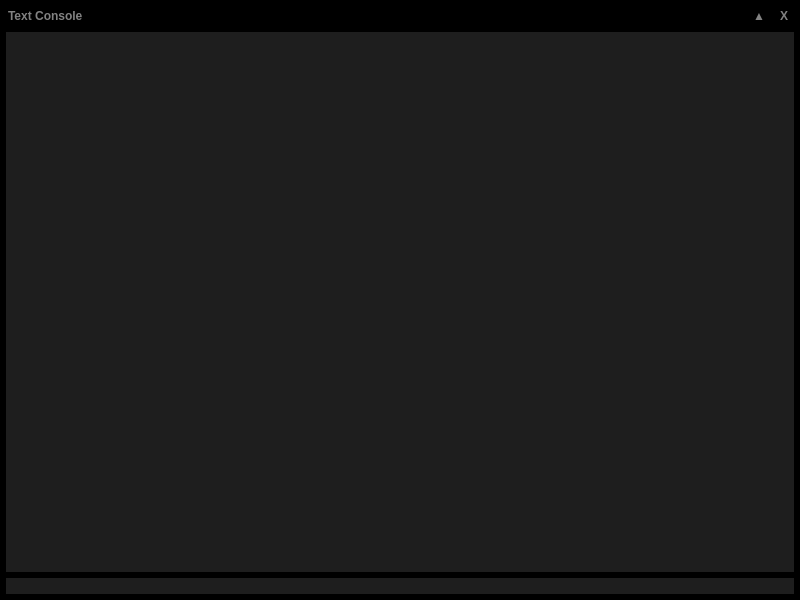
Above: textconsolewindow.ui from ignmiz/ATC_Console before the change. Below: the same form after it.
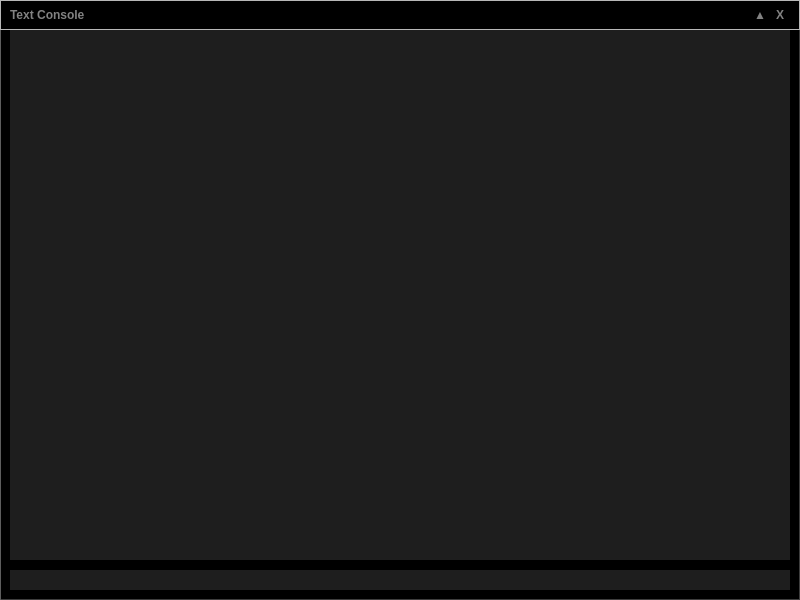
That is the form after the change.

The edit to the form file:
```diff
--- a/textconsolewindow.ui
+++ b/textconsolewindow.ui
@@ -28,6 +28,15 @@
 	background-color: #000000;
 }
 
+QFrame#frameDialog
+{
+	background-color: #000000;
+	border-style: outset;
+	border-width: 1px;
+	border-color: #3e3e3e;
+
+}
+
 QTextEdit
 {
 	color: #ffffff;
@@ -42,7 +51,7 @@
 	border-style: none;
 }
 
-QPushButton#closeButton
+QPushButton#buttonClose
 {
 	color: #828282;
 	background-color: #000000;
@@ -50,7 +59,7 @@
 	font: bold;
 }
 
-QPushButton#closeButton::hover
+QPushButton#buttonClose::hover
 {
 	color: #ffffff;
 	background-color: #000000;
@@ -58,7 +67,7 @@
 	font: bold;
 }
 
-QPushButton#minmaxButton
+QPushButton#buttonMinMax
 {
 	color: #828282;
 	background-color: #000000;
@@ -66,7 +75,7 @@
 	font: bold;
 }
 
-QPushButton#minmaxButton::hover
+QPushButton#buttonMinMax::hover
 {
 	color: #ffffff;
 	background-color: #000000;
@@ -80,52 +89,78 @@
 	font: bold;
 }</string>
   </property>
-  <layout class="QVBoxLayout" name="verticalLayout_2">
-   <property name="spacing">
-    <number>6</number>
+  <widget class="QFrame" name="frameDialog">
+   <property name="geometry">
+    <rect>
+     <x>0</x>
+     <y>0</y>
+     <width>800</width>
+     <height>600</height>
+    </rect>
    </property>
-   <property name="leftMargin">
-    <number>6</number>
+   <property name="frameShape">
+    <enum>QFrame::StyledPanel</enum>
    </property>
-   <property name="topMargin">
-    <number>6</number>
+   <property name="frameShadow">
+    <enum>QFrame::Raised</enum>
    </property>
-   <property name="rightMargin">
-    <number>6</number>
-   </property>
-   <property name="bottomMargin">
-    <number>6</number>
-   </property>
-   <item>
-    <layout class="QHBoxLayout" name="horizontalLayout">
-     <property name="spacing">
-      <number>5</number>
-     </property>
-     <property name="leftMargin">
-      <number>2</number>
-     </property>
-     <item>
+   <widget class="QLineEdit" name="consoleInput">
+    <property name="geometry">
+     <rect>
+      <x>10</x>
+      <y>570</y>
+      <width>780</width>
+      <height>20</height>
+     </rect>
+    </property>
+   </widget>
+   <widget class="QTextEdit" name="consoleDisplay">
+    <property name="geometry">
+     <rect>
+      <x>10</x>
+      <y>30</y>
+      <width>780</width>
+      <height>530</height>
+     </rect>
+    </property>
+   </widget>
+   <widget class="QFrame" name="frameTitleBar">
+    <property name="geometry">
+     <rect>
+      <x>0</x>
+      <y>0</y>
+      <width>800</width>
+      <height>30</height>
+     </rect>
+    </property>
+    <property name="frameShape">
+     <enum>QFrame::StyledPanel</enum>
+    </property>
+    <property name="frameShadow">
+     <enum>QFrame::Raised</enum>
+    </property>
       <widget class="QLabel" name="title">
+     <property name="geometry">
+      <rect>
+       <x>10</x>
+       <y>0</y>
+       <width>82</width>
+       <height>30</height>
+      </rect>
+     </property>
        <property name="text">
         <string>Text Console</string>
        </property>
       </widget>
-     </item>
-     <item>
-      <spacer name="horizontalSpacer">
-       <property name="orientation">
-        <enum>Qt::Horizontal</enum>
-       </property>
-       <property name="sizeHint" stdset="0">
-        <size>
-         <width>40</width>
+    <widget class="QPushButton" name="buttonMinMax">
+     <property name="geometry">
+      <rect>
+       <x>750</x>
+       <y>5</y>
+       <width>20</width>
          <height>20</height>
-        </size>
-       </property>
-      </spacer>
-     </item>
-     <item>
-      <widget class="QPushButton" name="minmaxButton">
+      </rect>
+     </property>
        <property name="sizePolicy">
         <sizepolicy hsizetype="Fixed" vsizetype="Fixed">
          <horstretch>20</horstretch>
@@ -151,9 +186,15 @@
         <string>▲</string>
        </property>
       </widget>
-     </item>
-     <item>
-      <widget class="QPushButton" name="closeButton">
+    <widget class="QPushButton" name="buttonClose">
+     <property name="geometry">
+      <rect>
+       <x>770</x>
+       <y>5</y>
+       <width>20</width>
+       <height>20</height>
+      </rect>
+     </property>
        <property name="sizePolicy">
         <sizepolicy hsizetype="Fixed" vsizetype="Fixed">
          <horstretch>20</horstretch>
@@ -179,23 +220,8 @@
         <string>X</string>
        </property>
       </widget>
-     </item>
-    </layout>
-   </item>
-   <item>
-    <layout class="QVBoxLayout" name="verticalLayout">
-     <property name="spacing">
-      <number>6</number>
-     </property>
-     <item>
-      <widget class="QTextEdit" name="consoleDisplay"/>
-     </item>
-     <item>
-      <widget class="QLineEdit" name="consoleInput"/>
-     </item>
-    </layout>
-   </item>
-  </layout>
+   </widget>
+  </widget>
  </widget>
  <resources/>
  <connections/>
```
Lines whose indentation alone changed are shown as unchanged.
